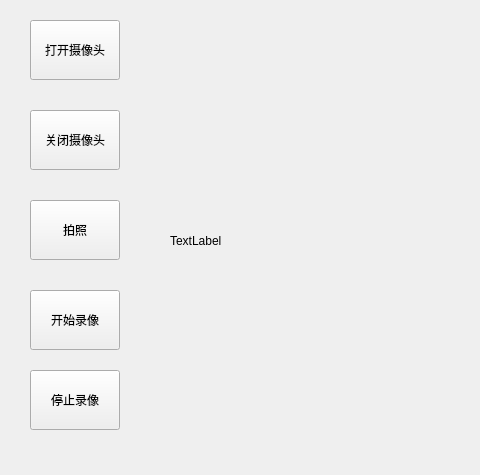
Old version of the form cam-ui-widget/widget.ui in the repository Code0bug/tspi_action_source; both pictures show x 0 to 480 and y 0 to 475 of the 795 by 475 pixel window.
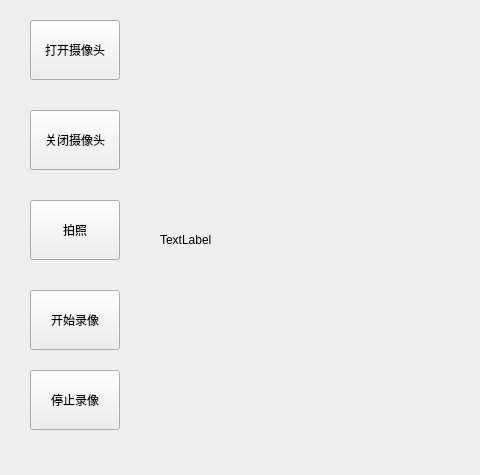
New version of the form.

What changed in the file:
```diff
--- a/cam-ui-widget/widget.ui
+++ b/cam-ui-widget/widget.ui
@@ -42,10 +42,10 @@
   <widget class="QLabel" name="video">
    <property name="geometry">
     <rect>
-     <x>170</x>
+     <x>160</x>
      <y>0</y>
-     <width>621</width>
-     <height>481</height>
+     <width>640</width>
+     <height>480</height>
     </rect>
    </property>
    <property name="text">
```
Left out of the diff: 2 changed lines with no effect on the pictures.
